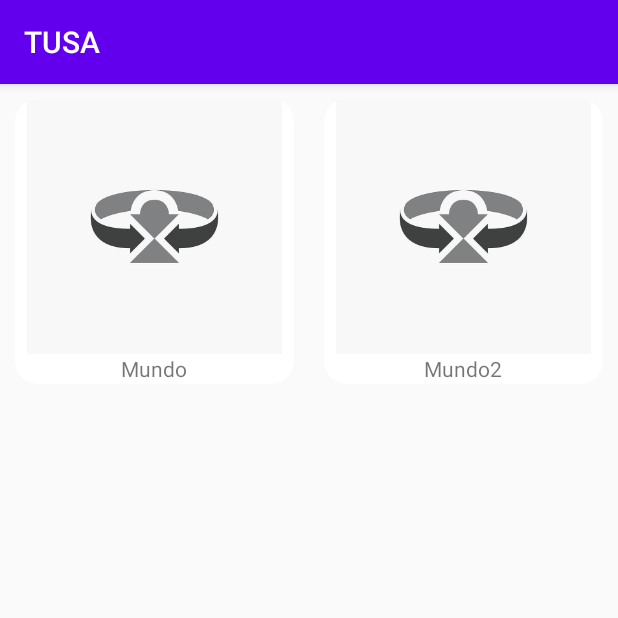
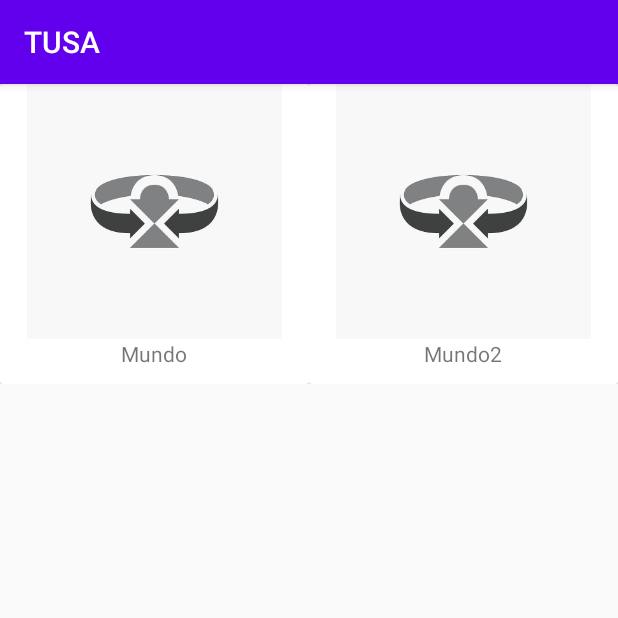
Before and after one commit to FelipeSanktus/GAMEapp, an Android app: the screen it shows after launch (MainActivity), on a phone screen of 412 x 824 dp, the top half of it. Run offline under Robolectric (Android 15) with nearby library versions, the phone set to English and light mode, and no system bars.

Commit message:
Revert "prueba commit (cambios en vista_menu.xml)"
This reverts commit 4afbe6eb

```diff
--- a/app/src/main/res/layout/vista_menu.xml
+++ b/app/src/main/res/layout/vista_menu.xml
@@ -14,13 +14,10 @@
         tools:layout_editor_absoluteX="1dp">
 
         <androidx.cardview.widget.CardView
-            app:cardCornerRadius="15dp"
-            app:cardElevation="0dp"
-            android:layout_marginLeft="10dp"
-            android:layout_marginRight="10dp"
-            android:layout_marginTop="10dp"
             android:layout_width="match_parent"
             android:layout_height="match_parent">
+
+
 
             <LinearLayout
                 android:layout_width="match_parent"
```
